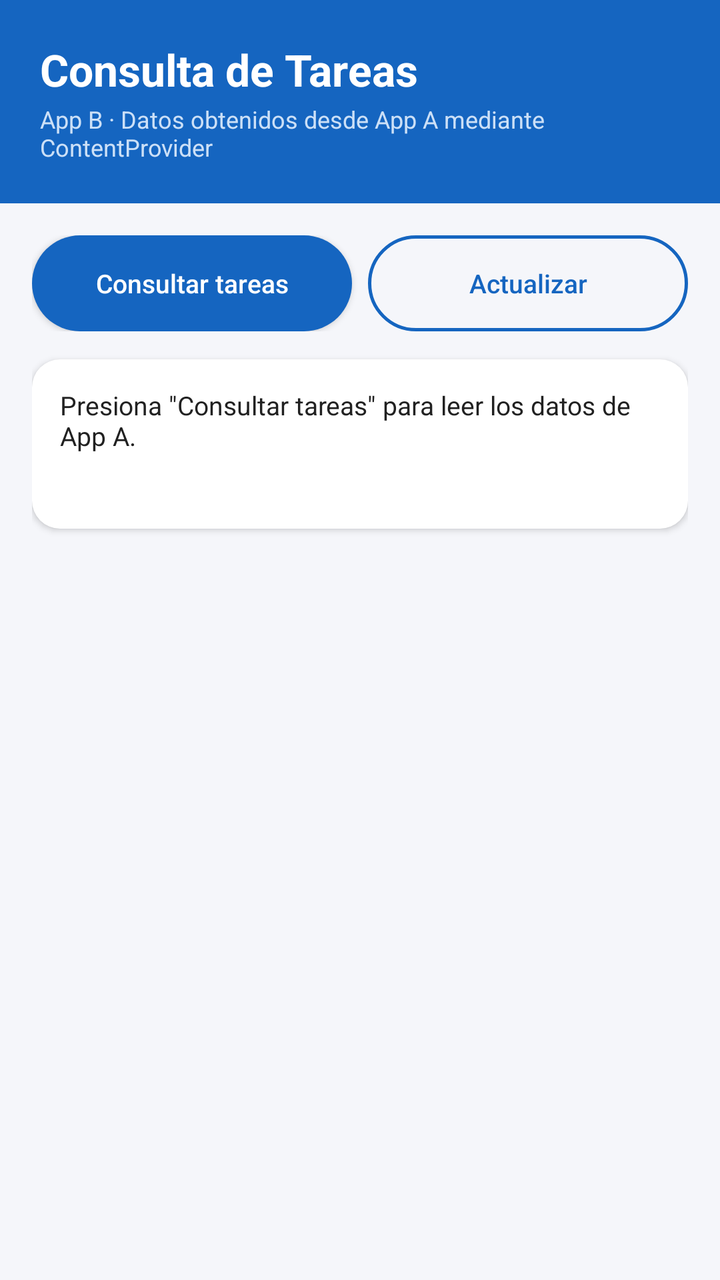
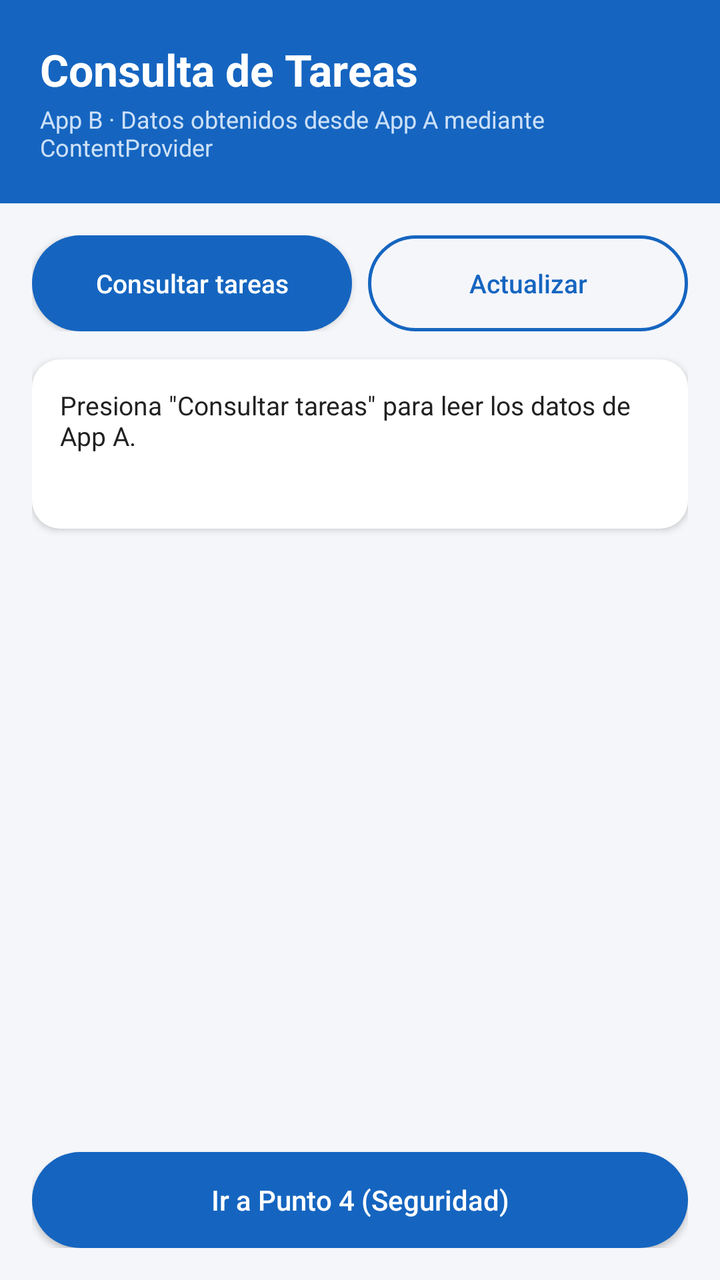

Compare the two renders of this Android layout. The source of the first and the diff that turns it into the second are given below.
<!-- AndroidManifest.xml: application theme Theme.AppCompat.DayNight.DarkActionBar -->
<!-- res/layout/activity_main.xml -->
<?xml version="1.0" encoding="utf-8"?>
<LinearLayout xmlns:android="http://schemas.android.com/apk/res/android"
    android:layout_width="match_parent"
    android:layout_height="match_parent"
    android:orientation="vertical"
    android:fitsSystemWindows="true"
    android:background="@color/background_app">

    
    <LinearLayout
        android:layout_width="match_parent"
        android:layout_height="wrap_content"
        android:orientation="vertical"
        android:background="@drawable/bg_header"
        android:padding="20dp">

        <TextView
            android:layout_width="match_parent"
            android:layout_height="wrap_content"
            android:text="Consulta de Tareas"
            android:textColor="@color/white"
            android:textSize="22sp"
            android:textStyle="bold" />

        <TextView
            android:layout_width="match_parent"
            android:layout_height="wrap_content"
            android:layout_marginTop="2dp"
            android:text="App B · Datos obtenidos desde App A mediante ContentProvider"
            android:textColor="#CCE0F7"
            android:textSize="12sp" />
    </LinearLayout>

    <LinearLayout
        android:layout_width="match_parent"
        android:layout_height="0dp"
        android:layout_weight="1"
        android:orientation="vertical"
        android:padding="16dp">

        <LinearLayout
            android:layout_width="match_parent"
            android:layout_height="wrap_content"
            android:orientation="horizontal"
            android:layout_marginBottom="14dp">

            <Button
                android:id="@+id/btnConsultar"
                android:layout_width="0dp"
                android:layout_height="48dp"
                android:layout_weight="1"
                android:layout_marginEnd="8dp"
                android:text="Consultar tareas"
                android:textAllCaps="false"
                android:textColor="@color/white"
                android:textSize="13sp"
                android:background="@drawable/bg_button_primary" />

            <Button
                android:id="@+id/btnActualizar"
                android:layout_width="0dp"
                android:layout_height="48dp"
                android:layout_weight="1"
                android:text="Actualizar"
                android:textAllCaps="false"
                android:textColor="@color/blue_primary"
                android:textSize="13sp"
                android:background="@drawable/bg_button_secondary" />
        </LinearLayout>

        <LinearLayout
            android:layout_width="match_parent"
            android:layout_height="wrap_content"
            android:orientation="vertical"
            android:background="@drawable/bg_summary_card"
            android:elevation="2dp"
            android:padding="14dp"
            android:layout_marginBottom="14dp">

            <TextView
                android:id="@+id/tvEstado"
                android:layout_width="match_parent"
                android:layout_height="wrap_content"
                android:text='Presiona "Consultar tareas" para leer los datos de App A.'
                android:textSize="13sp"
                android:textColor="@color/text_primary" />

            <TextView
                android:id="@+id/tvContador"
                android:layout_width="match_parent"
                android:layout_height="wrap_content"
                android:layout_marginTop="6dp"
                android:text=""
                android:textStyle="bold"
                android:textSize="13sp"
                android:textColor="@color/blue_primary" />
        </LinearLayout>

        <androidx.recyclerview.widget.RecyclerView
            android:id="@+id/recyclerViewTareas"
            android:layout_width="match_parent"
            android:layout_height="0dp"
            android:layout_weight="1"
            android:clipToPadding="false"
            android:paddingBottom="8dp" />

    </LinearLayout>
</LinearLayout>
<!-- resources referenced by this layout -->
<resources>
  <color name="background_app">#F5F6FA</color>
  <color name="blue_primary">#1565C0</color>
  <color name="text_primary">#212121</color>
  <color name="white">#FFFFFF</color>
  <!-- drawable bg_button_primary (drawable) -->
  <?xml version="1.0" encoding="utf-8"?>
  <shape xmlns:android="http://schemas.android.com/apk/res/android" android:shape="rectangle">
      <solid android:color="@color/blue_primary" />
      <corners android:radius="24dp" />
  </shape>
  <!-- drawable bg_button_secondary (drawable) -->
  <?xml version="1.0" encoding="utf-8"?>
  <shape xmlns:android="http://schemas.android.com/apk/res/android" android:shape="rectangle">
      <solid android:color="@android:color/transparent" />
      <stroke android:width="1.5dp" android:color="@color/blue_primary" />
      <corners android:radius="24dp" />
  </shape>
  <!-- drawable bg_header (drawable) -->
  <?xml version="1.0" encoding="utf-8"?>
  <shape xmlns:android="http://schemas.android.com/apk/res/android" android:shape="rectangle">
      <solid android:color="@color/blue_primary" />
  </shape>
  <!-- drawable bg_summary_card (drawable) -->
  <?xml version="1.0" encoding="utf-8"?>
  <shape xmlns:android="http://schemas.android.com/apk/res/android" android:shape="rectangle">
      <solid android:color="@color/white" />
      <corners android:radius="14dp" />
  </shape>
</resources>

<!-- the commit's change to res/layout/activity_main.xml (unified diff, before → after) -->
@@ -104,5 +104,17 @@
             android:clipToPadding="false"
             android:paddingBottom="8dp" />
 
+        
+        <Button
+            android:id="@+id/btnIrSeguridad"
+            android:layout_width="match_parent"
+            android:layout_height="48dp"
+            android:layout_marginTop="8dp"
+            android:text="Ir a Punto 4 (Seguridad)"
+            android:textAllCaps="false"
+            android:textColor="@color/white"
+            android:textSize="14sp"
+            android:background="@drawable/bg_button_primary" />
+
     </LinearLayout>
 </LinearLayout>
